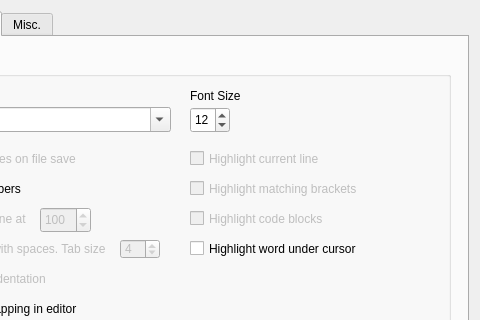
Above: src/settingsdialog.ui from GAMS-dev/studio before the change; both pictures show x 133 to 613 and y 0 to 320 of the 613 by 517 pixel window. Below: the same form after it.
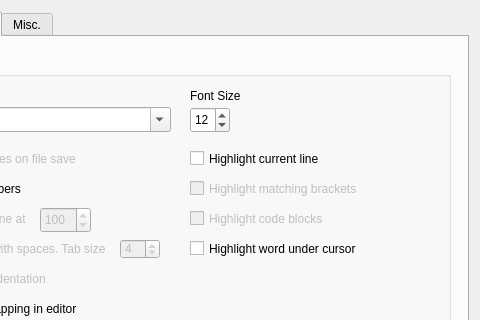
That is the form after the change. The open tabs and pages were chosen to show the change.

Diff of the .ui file:
```diff
--- a/src/settingsdialog.ui
+++ b/src/settingsdialog.ui
@@ -391,7 +391,7 @@
        </widget>
        <widget class="QCheckBox" name="cb_highlightcurrent">
         <property name="enabled">
-         <bool>false</bool>
+         <bool>true</bool>
         </property>
         <property name="geometry">
          <rect>
```
